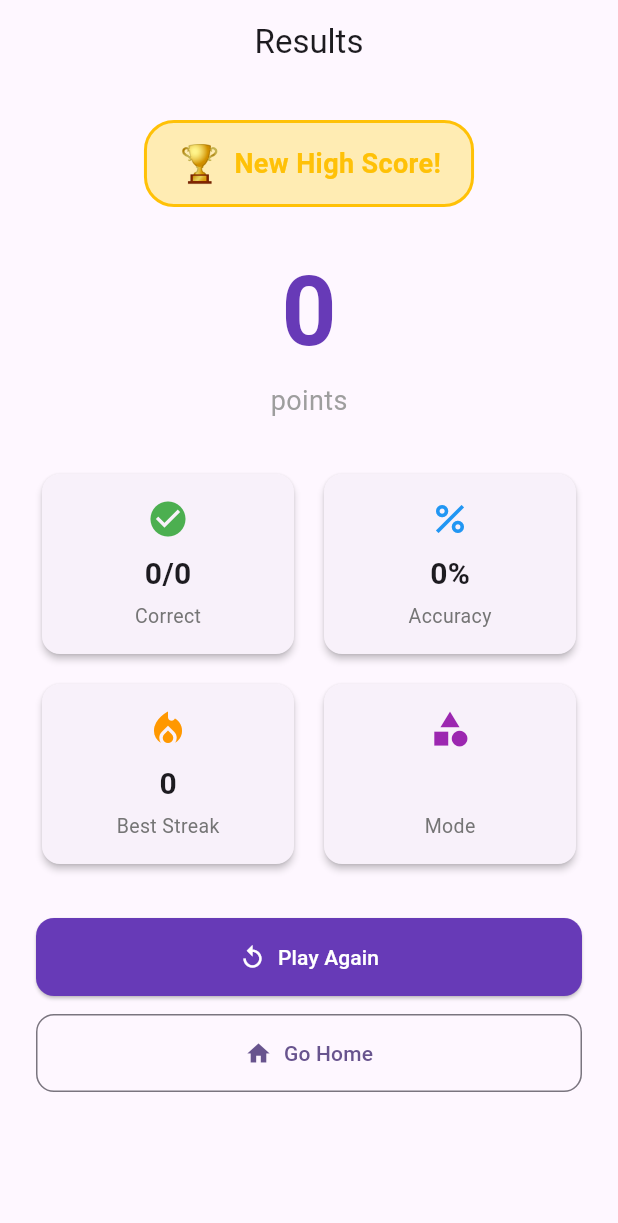
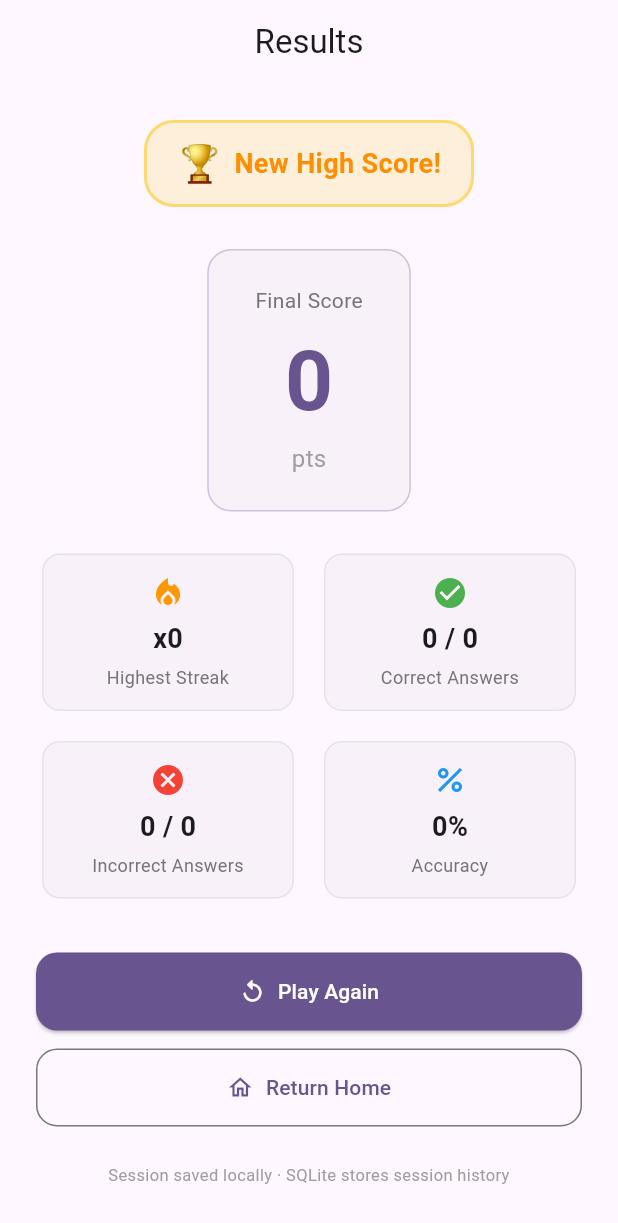
Before and after one commit to OfficialEseosa/Musy, a Flutter app: the ResultsScreen screen opened directly with empty values, on a phone screen of 412 x 824 dp. Shown: the top 1223 px of the screen. Run offline on Flutter 3.47's test engine with Material 3 defaults, Android fonts, the phone set to English and light mode, and no system bars; our stand-ins replace shared_preferences, sqflite; accounts and stored records are empty.

Commit message:
style: polish results screen with detailed stats and session footer

```diff
--- a/lib/screens/results_screen.dart
+++ b/lib/screens/results_screen.dart
@@ -39,13 +39,11 @@ class _ResultsScreenState extends State<ResultsScreen> {
     final db = DatabaseHelper.instance;
     final settings = SettingsService();
 
-    // Check for high score
     final previousBest = await db.getBestScoreByMode(widget.gameMode);
     if (previousBest == null || widget.score > previousBest) {
       _isNewHighScore = true;
     }
 
-    // Save session
     final session = GameSession(
       gameMode: widget.gameMode,
       score: widget.score,
@@ -56,7 +54,6 @@ class _ResultsScreenState extends State<ResultsScreen> {
     );
     await db.insertSessionModel(session);
 
-    // Save leaderboard entry
     final username = await settings.getUsername();
     final entry = LeaderboardEntry(
       playerName: username,
@@ -75,9 +72,11 @@ class _ResultsScreenState extends State<ResultsScreen> {
 
   @override
   Widget build(BuildContext context) {
+    final colorScheme = Theme.of(context).colorScheme;
     final percentage = widget.totalQuestions > 0
         ? ((widget.correctAnswers / widget.totalQuestions) * 100).round()
         : 0;
+    final incorrectAnswers = widget.totalQuestions - widget.correctAnswers;
 
     return Scaffold(
       appBar: AppBar(
@@ -98,84 +97,135 @@ class _ResultsScreenState extends State<ResultsScreen> {
                         vertical: 10,
                       ),
                       decoration: BoxDecoration(
-                        color: Colors.amber[100],
+                        color: Colors.amber.withOpacity(0.15),
                         borderRadius: BorderRadius.circular(20),
-                        border: Border.all(color: Colors.amber, width: 2),
+                        border: Border.all(
+                            color: Colors.amber.withOpacity(0.5), width: 2),
                       ),
-                      child: const Row(
+                      child: Row(
                         mainAxisSize: MainAxisSize.min,
                         children: [
-                          Text('🏆', style: TextStyle(fontSize: 24)),
-                          SizedBox(width: 8),
+                          const Text('🏆', style: TextStyle(fontSize: 24)),
+                          const SizedBox(width: 8),
                           Text(
                             'New High Score!',
                             style: TextStyle(
                               fontSize: 18,
                               fontWeight: FontWeight.bold,
-                              color: Colors.amber,
+                              color: Colors.amber[800],
                             ),
                           ),
                         ],
                       ),
                     ),
                     const SizedBox(height: 24),
+                  ] else ...[
+                    Container(
+                      padding: const EdgeInsets.symmetric(
+                        horizontal: 16,
+                        vertical: 8,
+                      ),
+                      decoration: BoxDecoration(
+                        color: Colors.grey.withOpacity(0.1),
+                        borderRadius: BorderRadius.circular(20),
+                      ),
+                      child: Text(
+                        'No new record',
+                        style: TextStyle(
+                          color: Colors.grey[600],
+                          fontWeight: FontWeight.w500,
+                        ),
+                      ),
+                    ),
+                    const SizedBox(height: 24),
                   ],
 
-                  // Score display
+                  // Final Score
+                  Card(
+                    elevation: 0,
+                    shape: RoundedRectangleBorder(
+                      borderRadius: BorderRadius.circular(16),
+                      side: BorderSide(
+                          color: colorScheme.primary.withOpacity(0.3)),
+                    ),
+                    child: Padding(
+                      padding: const EdgeInsets.symmetric(
+                          vertical: 24, horizontal: 32),
+                      child: Column(
+                        children: [
+                          Text(
+                            'Final Score',
+                            style: TextStyle(
+                              fontSize: 14,
+                              color: Colors.grey[600],
+                            ),
+                          ),
+                          const SizedBox(height: 4),
                           Text(
                             '${widget.score}',
-                    style: const TextStyle(
-                      fontSize: 64,
+                            style: TextStyle(
+                              fontSize: 56,
                               fontWeight: FontWeight.bold,
-                      color: Colors.deepPurple,
+                              color: colorScheme.primary,
                             ),
                           ),
-                  const Text(
-                    'points',
-                    style: TextStyle(fontSize: 18, color: Colors.grey),
-                  ),
-                  const SizedBox(height: 32),
-
-                  // Stats cards
-                  Row(
-                    children: [
-                      Expanded(
-                        child: _StatCard(
-                          label: 'Correct',
-                          value: '${widget.correctAnswers}/${widget.totalQuestions}',
-                          icon: Icons.check_circle,
-                          color: Colors.green,
-                        ),
-                      ),
-                      const SizedBox(width: 12),
-                      Expanded(
-                        child: _StatCard(
-                          label: 'Accuracy',
-                          value: '$percentage%',
-                          icon: Icons.percent,
-                          color: Colors.blue,
+                          Text(
+                            'pts',
+                            style: TextStyle(
+                              fontSize: 16,
+                              color: Colors.grey[500],
                             ),
                           ),
                         ],
                       ),
-                  const SizedBox(height: 12),
+                    ),
+                  ),
+                  const SizedBox(height: 20),
+
+                  // Highest Streak + Correct Answers row
                   Row(
                     children: [
                       Expanded(
-                        child: _StatCard(
-                          label: 'Best Streak',
-                          value: '${widget.highestStreak}',
+                        child: _ResultStat(
+                          label: 'Highest Streak',
+                          value: 'x${widget.highestStreak}',
                           icon: Icons.local_fire_department,
                           color: Colors.orange,
                         ),
                       ),
                       const SizedBox(width: 12),
                       Expanded(
-                        child: _StatCard(
-                          label: 'Mode',
-                          value: widget.gameMode.split(' ').first,
-                          icon: Icons.category,
-                          color: Colors.purple,
+                        child: _ResultStat(
+                          label: 'Correct Answers',
+                          value:
+                              '${widget.correctAnswers} / ${widget.totalQuestions}',
+                          icon: Icons.check_circle,
+                          color: Colors.green,
+                        ),
+                      ),
+                    ],
+                  ),
+                  const SizedBox(height: 12),
+
+                  // Incorrect answers + accuracy row
+                  Row(
+                    children: [
+                      Expanded(
+                        child: _ResultStat(
+                          label: 'Incorrect Answers',
+                          value:
+                              '$incorrectAnswers / ${widget.totalQuestions}',
+                          icon: Icons.cancel,
+                          color: Colors.red,
+                        ),
+                      ),
+                      const SizedBox(width: 12),
+                      Expanded(
+                        child: _ResultStat(
+                          label: 'Accuracy',
+                          value: '$percentage%',
+                          icon: Icons.percent,
+                          color: Colors.blue,
                         ),
                       ),
                     ],
@@ -194,14 +244,14 @@ class _ResultsScreenState extends State<ResultsScreen> {
                           ),
                         );
                       },
-                      icon: const Icon(Icons.replay),
+                      icon: const Icon(Icons.replay_rounded),
                       label: const Text('Play Again'),
                       style: ElevatedButton.styleFrom(
-                        backgroundColor: Colors.deepPurple,
-                        foregroundColor: Colors.white,
+                        backgroundColor: colorScheme.primary,
+                        foregroundColor: colorScheme.onPrimary,
                         padding: const EdgeInsets.symmetric(vertical: 16),
                         shape: RoundedRectangleBorder(
-                          borderRadius: BorderRadius.circular(12),
+                          borderRadius: BorderRadius.circular(14),
                         ),
                       ),
                     ),
@@ -211,17 +261,27 @@ class _ResultsScreenState extends State<ResultsScreen> {
                     width: double.infinity,
                     child: OutlinedButton.icon(
                       onPressed: () {
-                        Navigator.of(context).popUntil((route) => route.isFirst);
+                        Navigator.of(context)
+                            .popUntil((route) => route.isFirst);
                       },
-                      icon: const Icon(Icons.home),
-                      label: const Text('Go Home'),
+                      icon: const Icon(Icons.home_outlined),
+                      label: const Text('Return Home'),
                       style: OutlinedButton.styleFrom(
                         padding: const EdgeInsets.symmetric(vertical: 16),
                         shape: RoundedRectangleBorder(
-                          borderRadius: BorderRadius.circular(12),
+                          borderRadius: BorderRadius.circular(14),
                         ),
                       ),
                     ),
+                  ),
+
+                  const SizedBox(height: 24),
+
+                  // Footer
+                  Text(
+                    'Session saved locally · SQLite stores session history',
+                    style: TextStyle(fontSize: 11, color: Colors.grey[500]),
+                    textAlign: TextAlign.center,
                   ),
                 ],
               ),
@@ -230,13 +290,13 @@ class _ResultsScreenState extends State<ResultsScreen> {
   }
 }
 
-class _StatCard extends StatelessWidget {
+class _ResultStat extends StatelessWidget {
   final String label;
   final String value;
   final IconData icon;
   final Color color;
 
-  const _StatCard({
+  const _ResultStat({
     required this.label,
     required this.value,
     required this.icon,
@@ -246,25 +306,29 @@ class _StatCard extends StatelessWidget {
   @override
   Widget build(BuildContext context) {
     return Card(
-      elevation: 2,
-      shape: RoundedRectangleBorder(borderRadius: BorderRadius.circular(12)),
+      elevation: 0,
+      shape: RoundedRectangleBorder(
+        borderRadius: BorderRadius.circular(12),
+        side: BorderSide(color: Colors.grey.withOpacity(0.2)),
+      ),
       child: Padding(
-        padding: const EdgeInsets.all(16),
+        padding: const EdgeInsets.all(14),
         child: Column(
           children: [
-            Icon(icon, color: color, size: 28),
-            const SizedBox(height: 8),
+            Icon(icon, color: color, size: 24),
+            const SizedBox(height: 6),
             Text(
               value,
               style: const TextStyle(
-                fontSize: 20,
+                fontSize: 18,
                 fontWeight: FontWeight.bold,
               ),
             ),
             const SizedBox(height: 4),
             Text(
               label,
-              style: TextStyle(color: Colors.grey[600], fontSize: 13),
+              style: TextStyle(color: Colors.grey[600], fontSize: 12),
+              textAlign: TextAlign.center,
             ),
           ],
         ),
```
Lines whose indentation alone changed are shown as unchanged.
